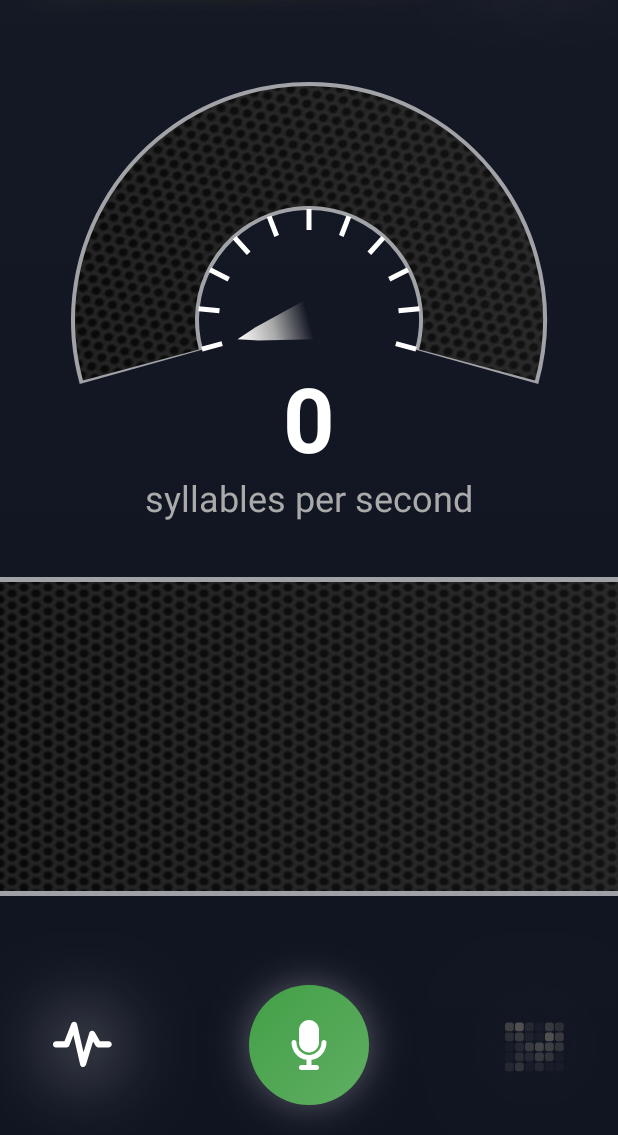
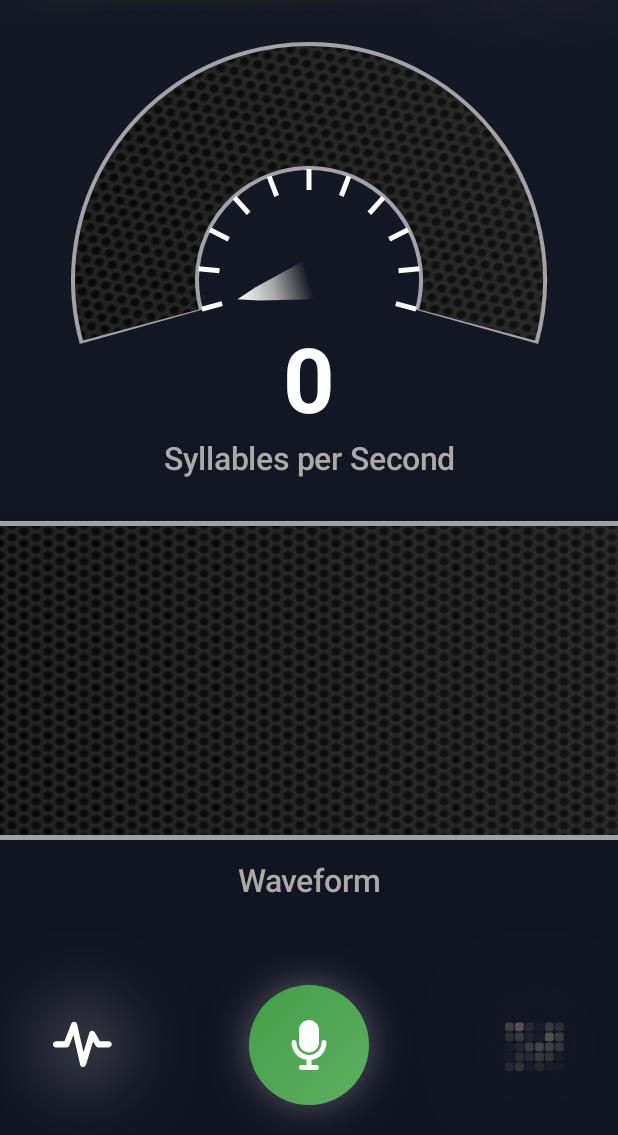
Before and after one commit to v-perfilev/TempoTalk, an Android app built with Jetpack Compose: the screen it shows after launch (MainActivity), on a phone screen of 412 x 824 dp, the part 101-1236 px from its top. Run offline under Robolectric (Android 15) with nearby library versions, the phone set to English and light mode, and no system bars; our stand-ins replace Dagger/Hilt's generated code, livedata-compose.

Commit message:
feat: add animations to main screen elements for smoother UX

```diff
--- a/app/src/main/java/com/persoff68/speechratemonitor/ui/main/MainScreen.kt
+++ b/app/src/main/java/com/persoff68/speechratemonitor/ui/main/MainScreen.kt
@@ -18,6 +18,7 @@ import androidx.compose.runtime.getValue
 import androidx.compose.runtime.livedata.observeAsState
 import androidx.compose.ui.Alignment
 import androidx.compose.ui.Modifier
+import androidx.compose.ui.draw.alpha
 import androidx.compose.ui.graphics.vector.ImageVector
 import androidx.compose.ui.res.vectorResource
 import androidx.compose.ui.unit.dp
@@ -30,6 +31,7 @@ import com.persoff68.speechratemonitor.audio.state.AudioState
 import com.persoff68.speechratemonitor.ui.shared.gauge.Gauge
 import com.persoff68.speechratemonitor.ui.shared.iconbutton.IconButton
 import com.persoff68.speechratemonitor.ui.shared.indicatorbackground.IndicatorBackground
+import com.persoff68.speechratemonitor.ui.shared.indicatorsubtitle.IndicatorSubtitle
 import com.persoff68.speechratemonitor.ui.shared.label.Label
 import com.persoff68.speechratemonitor.ui.shared.roundbutton.RoundButton
 import com.persoff68.speechratemonitor.ui.shared.spectrogram.Spectrogram
@@ -51,6 +53,8 @@ fun MainScreen(
     val spectrogram by audioState.spectrogramState.collectAsState(initial = Config.DEFAULT_SPECTROGRAM)
     val backgroundBrush = backgroundGradientBrush()
 
+    val animationState = createMainScreenAnimationState()
+
     Column(
         modifier = modifier
             .fillMaxSize()
@@ -67,7 +71,41 @@ fun MainScreen(
 
         ) {
             Label()
+            MainScreenHeaderButtons(modifier = Modifier.alpha(animationState.parameter))
+        }
+
+        Gauge(
+            value = tempo,
+            minValue = Config.MIN_GAUGE_VALUE,
+            maxValue = Config.MAX_GAUGE_VALUE,
+        )
+
+        Spacer(Modifier)
+
+        MainScreenIndicator(
+            modifier = Modifier.alpha(animationState.parameter),
+            buffer = buffer,
+            spectrogram = spectrogram,
+            showWaveform = showWaveform!!,
+            isRecording = isRecording
+        )
+
+        Spacer(Modifier)
+
+        MainScreenButtons(
+            modifier = Modifier.alpha(animationState.parameter),
+            audioModule = audioModule,
+            permissionManager = permissionManager,
+            showWaveform = showWaveform!!,
+            isRecording = isRecording
+        ) { viewModel.toggleIndicator() }
+    }
+}
+
+@Composable
+private fun MainScreenHeaderButtons(modifier: Modifier = Modifier) {
     Row(
+        modifier = modifier,
         horizontalArrangement = Arrangement.SpaceBetween,
         verticalAlignment = Alignment.CenterVertically
     ) {
@@ -87,28 +125,50 @@ fun MainScreen(
     }
 }
 
-
-        Gauge(
-            value = tempo,
-            minValue = Config.MIN_GAUGE_VALUE,
-            maxValue = Config.MAX_GAUGE_VALUE,
-        )
-
+@Composable
+private fun MainScreenIndicator(
+    modifier: Modifier = Modifier,
+    buffer: FloatArray,
+    spectrogram: Array<FloatArray>,
+    showWaveform: Boolean,
+    isRecording: Boolean
+) {
+    Column(
+        modifier.fillMaxWidth(),
+        horizontalAlignment = Alignment.CenterHorizontally
+    ) {
         Box(
             Modifier
                 .fillMaxWidth()
                 .aspectRatio(2f)
         ) {
             IndicatorBackground()
-            if (showWaveform != false) {
+            if (showWaveform) {
                 Waveform(audioData = buffer)
             } else {
                 Spectrogram(spectrogramData = spectrogram, isRecording = isRecording)
             }
+
+        }
+        Box(
+            Modifier.padding(top = 15.dp)
+        ) {
+            IndicatorSubtitle(showWaveform)
+        }
+    }
 }
 
+@Composable
+private fun MainScreenButtons(
+    modifier: Modifier = Modifier,
+    audioModule: AudioModule,
+    permissionManager: PermissionManager,
+    showWaveform: Boolean,
+    isRecording: Boolean,
+    toggleIndicator: () -> Unit
+) {
     Row(
-            Modifier.fillMaxWidth(),
+        modifier.fillMaxWidth(),
         horizontalArrangement = Arrangement.SpaceAround,
         verticalAlignment = Alignment.CenterVertically
 
@@ -118,10 +178,10 @@ fun MainScreen(
             size = 40.dp,
             primaryColor = MaterialTheme.colorScheme.onSurfaceVariant,
             pressedColor = MaterialTheme.colorScheme.onSurface,
-                isPressed = showWaveform == true,
+            isPressed = showWaveform,
             onClick = {
-                    if (showWaveform != true) {
-                        viewModel.toggleIndicator()
+                if (!showWaveform) {
+                    toggleIndicator()
                 }
             }
         )
@@ -148,13 +208,12 @@ fun MainScreen(
             size = 40.dp,
             primaryColor = MaterialTheme.colorScheme.onSurfaceVariant,
             pressedColor = MaterialTheme.colorScheme.onSurface,
-                isPressed = showWaveform == false,
+            isPressed = !showWaveform,
             onClick = {
-                    if (showWaveform != false) {
-                        viewModel.toggleIndicator()
+                if (showWaveform) {
+                    toggleIndicator()
                 }
             }
         )
     }
 }
-}
--- /dev/null
+++ b/app/src/main/java/com/persoff68/speechratemonitor/ui/main/MainScreenAnimationState.kt
@@ -0,0 +1,34 @@
+package com.persoff68.speechratemonitor.ui.main
+
+import androidx.compose.animation.core.Animatable
+import androidx.compose.animation.core.EaseOut
+import androidx.compose.animation.core.tween
+import androidx.compose.runtime.Composable
+import androidx.compose.runtime.LaunchedEffect
+import androidx.compose.runtime.remember
+import kotlinx.coroutines.delay
+import kotlinx.coroutines.launch
+
+
+class MainScreenAnimationState(
+    val parameter: Float = 1f,
+)
+
+@Composable
+fun createMainScreenAnimationState(): MainScreenAnimationState {
+    val animationParameter = remember { Animatable(0f) }
+
+    LaunchedEffect(Unit) {
+        launch {
+            delay(1500)
+            animationParameter.animateTo(
+                targetValue = 1f,
+                animationSpec = tween(durationMillis = 500, easing = EaseOut)
+            )
+        }
+    }
+
+    return MainScreenAnimationState(
+        parameter = animationParameter.value,
+    )
+}
--- a/app/src/main/java/com/persoff68/speechratemonitor/ui/shared/gauge/Gauge.kt
+++ b/app/src/main/java/com/persoff68/speechratemonitor/ui/shared/gauge/Gauge.kt
@@ -123,9 +123,11 @@ private fun GaugeTempoValue(value: Int, animationState: GaugeAnimationState) {
             fontWeight = FontWeight.Bold,
         )
         Text(
-            text = "syllables per second",
+            text = "Syllables per Second",
             style = MaterialTheme.typography.headlineSmall,
-            color = subtitleTextColor
+            color = subtitleTextColor,
+            fontSize = 21.sp,
+            fontWeight = FontWeight.SemiBold
         )
     }
 }
--- /dev/null
+++ b/app/src/main/java/com/persoff68/speechratemonitor/ui/shared/indicatorsubtitle/IndicatorSubtitle.kt
@@ -0,0 +1,36 @@
+package com.persoff68.speechratemonitor.ui.shared.indicatorsubtitle
+
+import androidx.compose.material3.MaterialTheme
+import androidx.compose.material3.Surface
+import androidx.compose.material3.Text
+import androidx.compose.runtime.Composable
+import androidx.compose.ui.text.font.FontWeight
+import androidx.compose.ui.tooling.preview.Devices
+import androidx.compose.ui.tooling.preview.Preview
+import androidx.compose.ui.unit.sp
+import com.persoff68.speechratemonitor.ui.shared.gauge.Gauge
+import com.persoff68.speechratemonitor.ui.theme.SpeechRateMonitorAppTheme
+
+
+@Preview(showBackground = true, device = Devices.PIXEL, apiLevel = 34)
+@Composable
+fun IndicatorSubtitlePreview() {
+    SpeechRateMonitorAppTheme {
+        Surface {
+            Gauge(value = 17, minValue = 0, maxValue = 20)
+        }
+    }
+}
+
+@Composable
+fun IndicatorSubtitle(showWaveform: Boolean) {
+    val subtitleTextColor = MaterialTheme.colorScheme.onBackground
+
+    Text(
+        text = if (showWaveform) "Waveform" else "Spectrogram",
+        style = MaterialTheme.typography.headlineSmall,
+        color = subtitleTextColor,
+        fontSize = 21.sp,
+        fontWeight = FontWeight.SemiBold
+    )
+}
```
Lines whose indentation alone changed are shown as unchanged.
